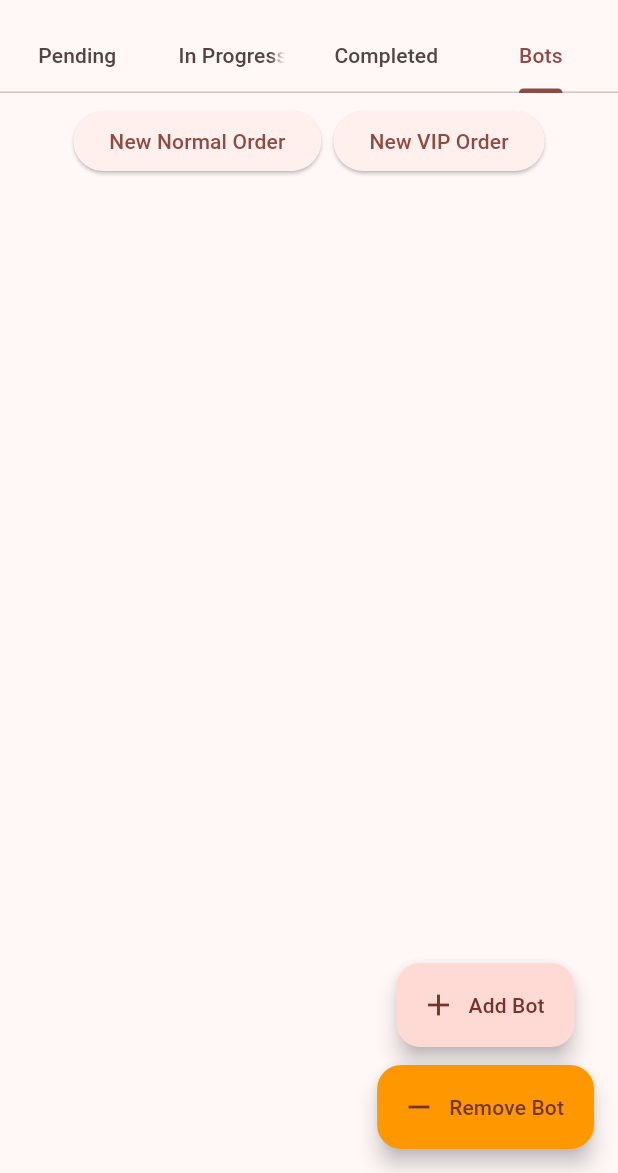
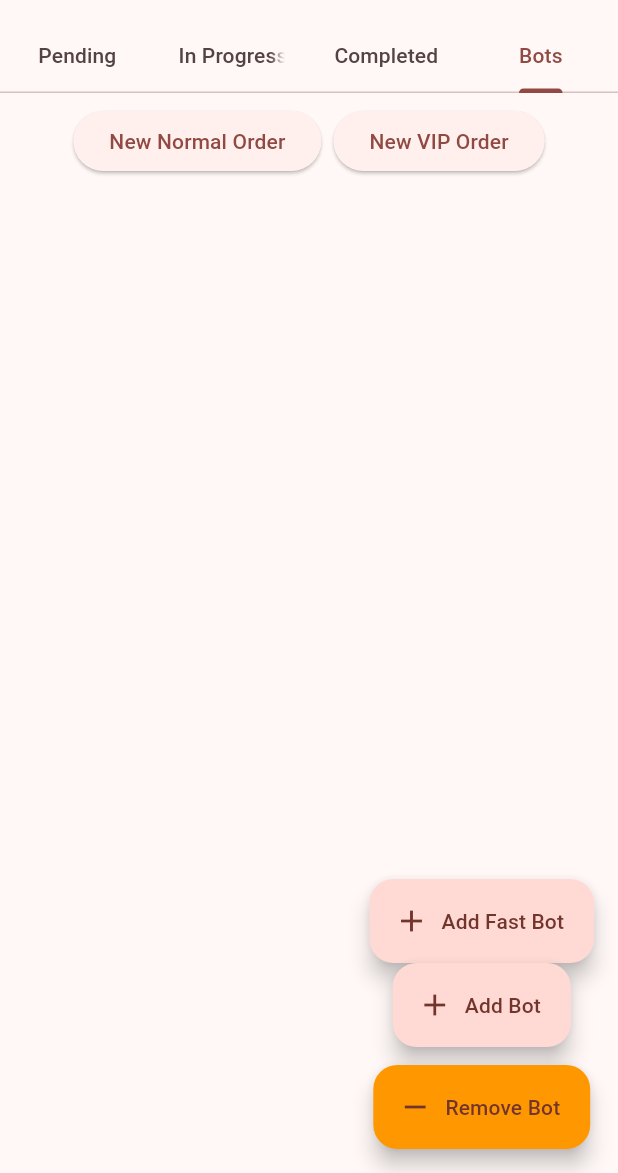
Before and after one commit to emirfikri/feedmePOS, a Flutter app: the screen it shows after launch, tab 4 chosen, on a phone screen of 412 x 824 dp, the part 63-1236 px from its top. Run offline on Flutter 3.47's test engine with Material 3 defaults, Android fonts, the phone set to English and light mode, and no system bars; our stand-ins replace equatable, flutter_bloc.

Commit message:
fix unit test, add fast bots, bots model

```diff
--- a/lib/core/constants.dart
+++ b/lib/core/constants.dart
@@ -1 +1,2 @@
-const int processingSeconds = 10;
+const int processingSeconds = 11;
+const int fastProcessingSeconds = 6;
--- /dev/null
+++ b/lib/domain/entities/bots.dart
@@ -0,0 +1,11 @@
+import 'package:equatable/equatable.dart';
+
+class Bots extends Equatable {
+  final int id;
+  final bool isFast;
+
+  const Bots({required this.id, required this.isFast});
+
+  @override
+  List<Object?> get props => [id, isFast];
+}
--- a/lib/domain/entities/export_entities.dart
+++ b/lib/domain/entities/export_entities.dart
@@ -1,2 +1,3 @@
 export 'order.dart';
 export 'in_progress.dart';
+export 'bots.dart';
--- a/lib/presentation/bloc/order/order_event.dart
+++ b/lib/presentation/bloc/order/order_event.dart
@@ -8,6 +8,8 @@ class NewVipOrder extends OrderEvent {}
 
 class AddBot extends OrderEvent {}
 
+class AddFastBot extends OrderEvent {}
+
 class RemoveBot extends OrderEvent {}
 
 class BotFinishedOrder extends OrderEvent {
--- a/lib/presentation/bloc/order/order_state.dart
+++ b/lib/presentation/bloc/order/order_state.dart
@@ -1,22 +1,23 @@
 import 'package:equatable/equatable.dart';
+import 'package:mcd_bot/domain/entities/bots.dart';
 import '../../../domain/entities/order.dart';
 import '../../../domain/entities/in_progress.dart';
 
 class OrderState extends Equatable {
-  final int bots;
+  final List<Bots> bots;
   final List<Order> pending;
   final List<InProgress> inProgress;
   final List<Order> complete;
 
   const OrderState({
-    this.bots = 0,
+    this.bots = const [],
     this.pending = const [],
     this.inProgress = const [],
     this.complete = const [],
   });
 
   OrderState copyWith({
-    int? bots,
+    List<Bots>? bots,
     List<Order>? pending,
     List<InProgress>? inProgress,
     List<Order>? complete,
--- a/lib/presentation/pages/home/home_page.dart
+++ b/lib/presentation/pages/home/home_page.dart
@@ -61,11 +61,14 @@ class HomePage extends StatelessWidget {
                     builder: (_, __) {
                       return TabBarView(
                         children: [
-                          PendingList(pending: state.pending, bots: state.bots),
+                          PendingList(
+                            pending: state.pending,
+                            bots: state.bots.length,
+                          ),
                           InProgressList(inProgress: state.inProgress),
                           CompleteList(complete: state.complete),
                           BotsList(
-                            totalBots: state.bots,
+                            bots: state.bots,
                             inProgress: state.inProgress,
                           ),
                         ],
@@ -80,6 +83,12 @@ class HomePage extends StatelessWidget {
         floatingActionButton: Column(
           mainAxisAlignment: MainAxisAlignment.end,
           children: [
+            FloatingActionButton.extended(
+              heroTag: "addfastBot",
+              onPressed: () => bloc.add(AddFastBot()),
+              label: const Text("Add Fast Bot"),
+              icon: const Icon(Icons.add),
+            ),
             FloatingActionButton.extended(
               heroTag: "addBot",
               onPressed: () => bloc.add(AddBot()),
--- a/lib/presentation/pages/home/home_widgets/bots_list.dart
+++ b/lib/presentation/pages/home/home_widgets/bots_list.dart
@@ -1,26 +1,23 @@
 import 'package:flutter/material.dart';
+import 'package:mcd_bot/domain/entities/bots.dart';
 import '../../../../domain/entities/export_entities.dart';
 
 class BotsList extends StatelessWidget {
-  final int totalBots;
   final List<InProgress> inProgress;
+  final List<Bots> bots;
 
-  const BotsList({
-    super.key,
-    required this.totalBots,
-    required this.inProgress,
-  });
+  const BotsList({super.key, required this.inProgress, required this.bots});
 
   @override
   Widget build(BuildContext context) {
     final busyBotIds = inProgress.map((e) => e.botId).toSet();
 
     return ListView.builder(
-      itemCount: totalBots,
+      itemCount: bots.length,
       itemBuilder: (_, i) {
-        final botId = i + 1;
+        final botId = bots[i].id;
         final isBusy = busyBotIds.contains(botId);
-
+        final isFast = bots[i].isFast;
         final progress = isBusy
             ? inProgress.firstWhere((p) => p.botId == botId)
             : null;
@@ -55,10 +52,15 @@ class BotsList extends StatelessWidget {
             subtitle: isBusy
                 ? Text("Ends in: ${secondsLeft! < 0 ? 0 : secondsLeft}s")
                 : const Text("Idle"),
-            trailing: Icon(
-              isBusy ? Icons.precision_manufacturing : Icons.check_circle,
-              color: isBusy ? Colors.orange : Colors.green,
-              size: 30,
+            trailing: Column(
+              children: [
+                Text(isFast ? "Fast Bot" : "Normal Bot"),
+                Icon(
+                  isBusy ? Icons.precision_manufacturing : Icons.check_circle,
+                  color: isBusy ? Colors.orange : Colors.green,
+                  size: 30,
+                ),
+              ],
             ),
           ),
         );
```
Also changed, not shown: lib/presentation/bloc/order/order_bloc.dart (+28 -7 lines), 2 other files.
